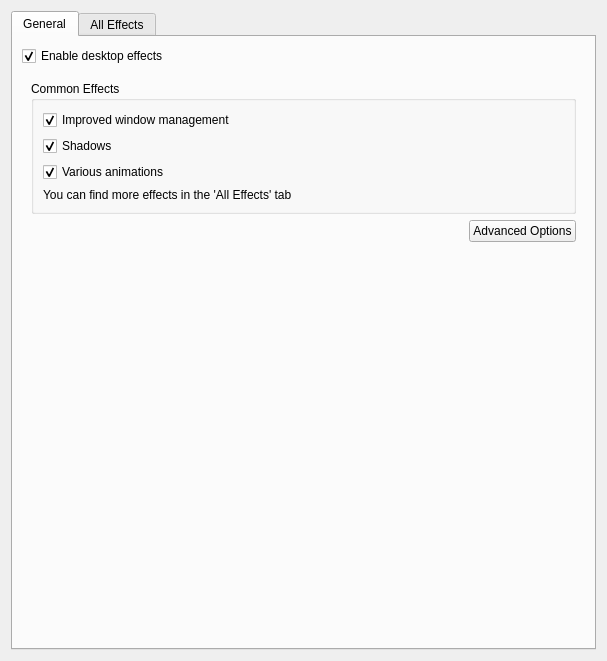
Qt form kcmkwin/kwincompositing/main.ui (KDE/kwin) before a commit.
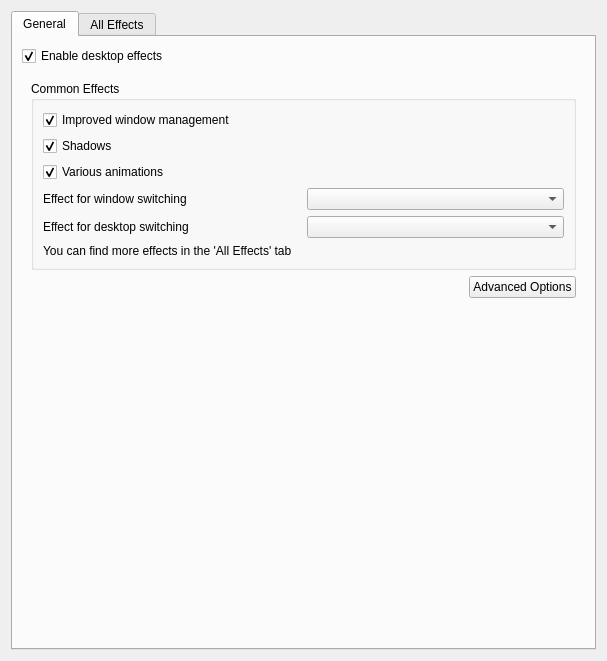
The same form after that commit. The open tabs and pages were chosen to show the change. Custom widgets are drawn as their Qt base class.

Commit message: Easy to use config options to select the effect for window switching (alt+tab) and for desktop switching. So now more searching through all effects to enable one effect and disable the conflicting effects.

The edit to the form file:
```diff
--- a/kcmkwin/kwincompositing/main.ui
+++ b/kcmkwin/kwincompositing/main.ui
@@ -13,15 +13,15 @@
    <item>
     <widget class="QTabWidget" name="tabWidget" >
      <property name="currentIndex" >
-      <number>1</number>
+      <number>0</number>
      </property>
      <widget class="QWidget" name="tab" >
       <property name="geometry" >
        <rect>
         <x>0</x>
         <y>0</y>
-        <width>585</width>
-        <height>617</height>
+        <width>591</width>
+        <height>619</height>
        </rect>
       </property>
       <attribute name="title" >
@@ -46,8 +46,8 @@
             <property name="title" >
              <string>Common Effects</string>
             </property>
-            <layout class="QVBoxLayout" >
-             <item>
+            <layout class="QGridLayout" name="gridLayout" >
+             <item row="0" column="0" colspan="2" >
               <widget class="QCheckBox" name="effectWinManagement" >
                <property name="text" >
                 <string>Improved window management</string>
@@ -57,7 +57,7 @@
                </property>
               </widget>
              </item>
-             <item>
+             <item row="1" column="0" colspan="2" >
               <widget class="QCheckBox" name="effectShadows" >
                <property name="text" >
                 <string>Shadows</string>
@@ -67,7 +67,7 @@
                </property>
               </widget>
              </item>
-             <item>
+             <item row="2" column="0" colspan="2" >
               <widget class="QCheckBox" name="effectAnimations" >
                <property name="text" >
                 <string>Various animations</string>
@@ -77,7 +77,33 @@
                </property>
               </widget>
              </item>
-             <item>
+             <item row="3" column="0" >
+              <widget class="QLabel" name="label_3" >
+               <property name="text" >
+                <string>Effect for window switching</string>
+               </property>
+               <property name="buddy" >
+                <cstring>windowSwitchingCombo</cstring>
+               </property>
+              </widget>
+             </item>
+             <item row="3" column="1" >
+              <widget class="QComboBox" name="windowSwitchingCombo" />
+             </item>
+             <item row="4" column="0" >
+              <widget class="QLabel" name="label_4" >
+               <property name="text" >
+                <string>Effect for desktop switching</string>
+               </property>
+               <property name="buddy" >
+                <cstring>desktopSwitchingCombo</cstring>
+               </property>
+              </widget>
+             </item>
+             <item row="4" column="1" >
+              <widget class="QComboBox" name="desktopSwitchingCombo" />
+             </item>
+             <item row="5" column="0" colspan="2" >
               <widget class="QLabel" name="label" >
                <property name="text" >
                 <string>You can find more effects in the 'All Effects' tab</string>
@@ -137,8 +163,8 @@
        <rect>
         <x>0</x>
         <y>0</y>
-        <width>585</width>
-        <height>617</height>
+        <width>591</width>
+        <height>619</height>
        </rect>
       </property>
       <attribute name="title" >
```
The commit also changes 1 other file.
